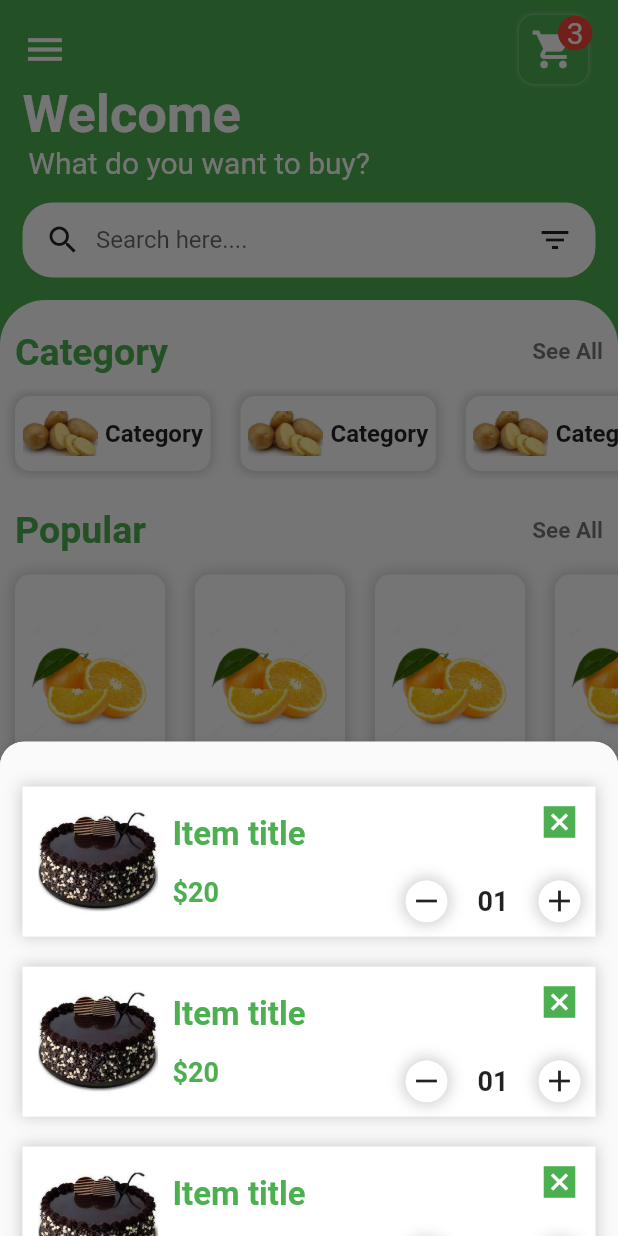
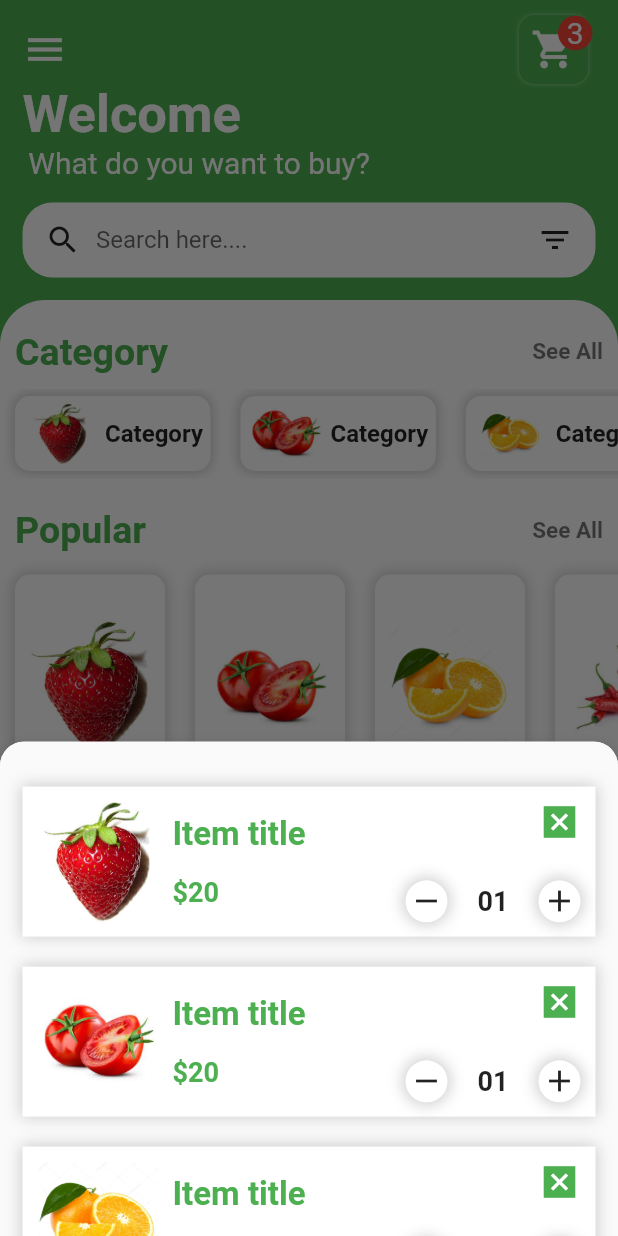
Before and after one commit to umangghoghari24/Grocery, a Flutter app: the screen it shows after launch, after a tap on "Get Started", after a tap on the "shopping cart" icon, on a phone screen of 412 x 824 dp. Run offline on Flutter 3.47's test engine with Material 2 defaults, Android fonts, the phone set to English and light mode, and no system bars; drawn by our look-alikes of sliding_sheet; network calls fail.

Commit message:
Grocery_App

```diff
--- a/lib/BottomCartSheet.dart
+++ b/lib/BottomCartSheet.dart
@@ -32,7 +32,7 @@ class BottomCartsheet extends StatelessWidget {
                       child: Row(
                         children: [
                           Padding(padding: EdgeInsets.all(10),
-                          child: Image.asset('assetimage/1cake.jpg',
+                          child: Image.asset('assetimage/$i.jpg',
                             width: 80,height: 80,),
                           ),
                           Column(
--- a/lib/CategoriesWidget.dart
+++ b/lib/CategoriesWidget.dart
@@ -49,7 +49,7 @@ class CategoriesWidget extends StatelessWidget {
                 child: Row(
                   children: [
                     Padding(padding: EdgeInsets.all(5),
-                    child: Image.asset("assetimage/aalu.jpg",
+                    child: Image.asset("assetimage/$i.jpg",
                     height: 50,width: 50,)
                     ),
                     Padding(padding: EdgeInsets.only(right: 5),
--- a/lib/Itempage.dart
+++ b/lib/Itempage.dart
@@ -18,7 +18,7 @@ class Itempage extends StatelessWidget {
                   alignment: Alignment.topLeft,
                   decoration: BoxDecoration(
                     image: DecorationImage(
-                        image: AssetImage('assetimage/4oranges.jpg'))
+                        image: AssetImage('assetimage/1.jpg'))
                   ),
                   child: InkWell(
                     onTap: () {
--- a/lib/ItemsWidget.dart
+++ b/lib/ItemsWidget.dart
@@ -54,7 +54,7 @@ class ItemsWidget extends StatelessWidget {
                   },
                   child: Container(
                     margin: EdgeInsets.all(10),
-                    child: Image.asset('assetimage/3mirchi.jpg',
+                    child: Image.asset('assetimage/$i.jpg',
                     height: 110,width: 110,),
                   ),
                 ),
--- a/lib/PopularItemWidget.dart
+++ b/lib/PopularItemWidget.dart
@@ -43,7 +43,7 @@ class PopularItemWidget extends StatelessWidget {
                     )
                   ]
                 ),
-                child: Image.asset('assetimage/4oranges.jpg'),
+                child: Image.asset('assetimage/$i.jpg'),
               )
             ],
           ),
--- a/lib/Splashscreen.dart
+++ b/lib/Splashscreen.dart
@@ -11,8 +11,8 @@ class SplashScreen extends StatelessWidget {
           child: Column(
             mainAxisAlignment: MainAxisAlignment.center,
             children: [
-              // Image.network('https://encrypted-tbn0.gstatic.com/images?q=tbn:ANd9GcRp5geq9wskzybNixQYwU7XwTOUnqLzoTzSTbsRSIShe5L_8iDoyTijGhWLOPFkhNikBUw&usqp=CAU',
-              //     height: 300,),
+              Image.network('https://cdnb.artstation.com/p/assets/images/images/026/567/563/original/macarena-santillan-marquina-mami-animacion-wip10.gif?1589132920',
+                  height: 300,),
               Container(
                 margin: EdgeInsets.only(top: 50),
                 child: Text('Buy Fresh Groceries',style: TextStyle(
```
Also changed, not shown: assetimage/1.jpg (added), assetimage/1cake.jpg (deleted), assetimage/2.jpg (added), assetimage/3.jpg (added), assetimage/3mirchi.jpg (deleted), assetimage/4.jpg (added), assetimage/4oranges.jpg (deleted), assetimage/5.jpg (renamed from assetimage/2kobi.jpg), assetimage/5pyaj.jpg (deleted), assetimage/6.jpg (added), assetimage/6Strawberry.jpg (deleted), assetimage/7.jpg (renamed from assetimage/aalu.jpg), assetimage/7tometo.jpg (deleted).
